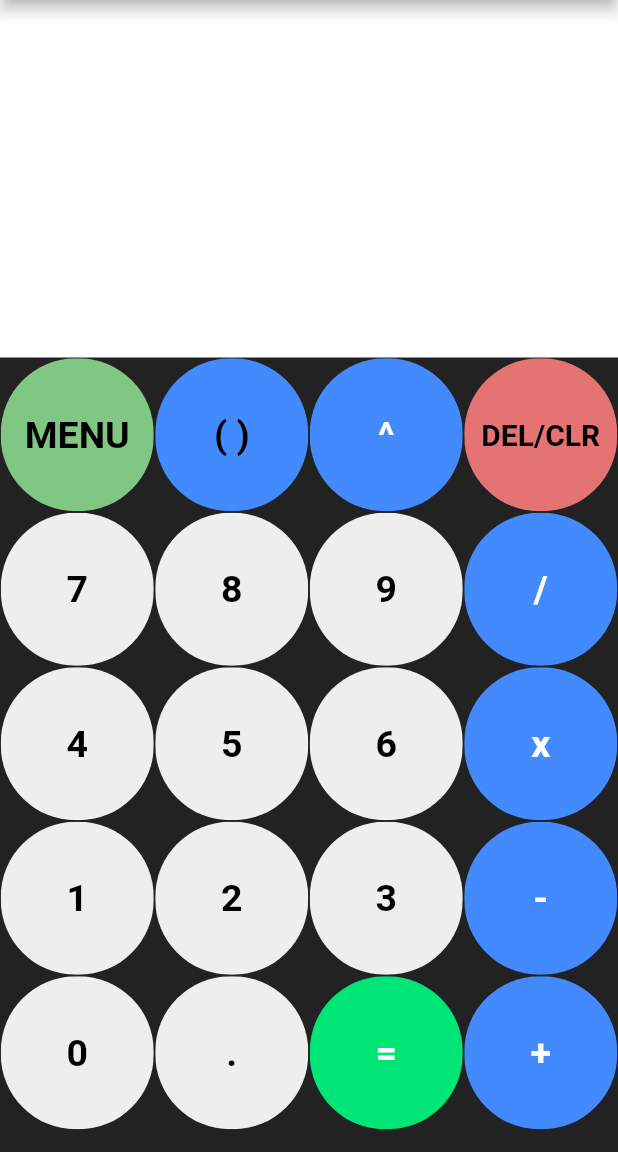
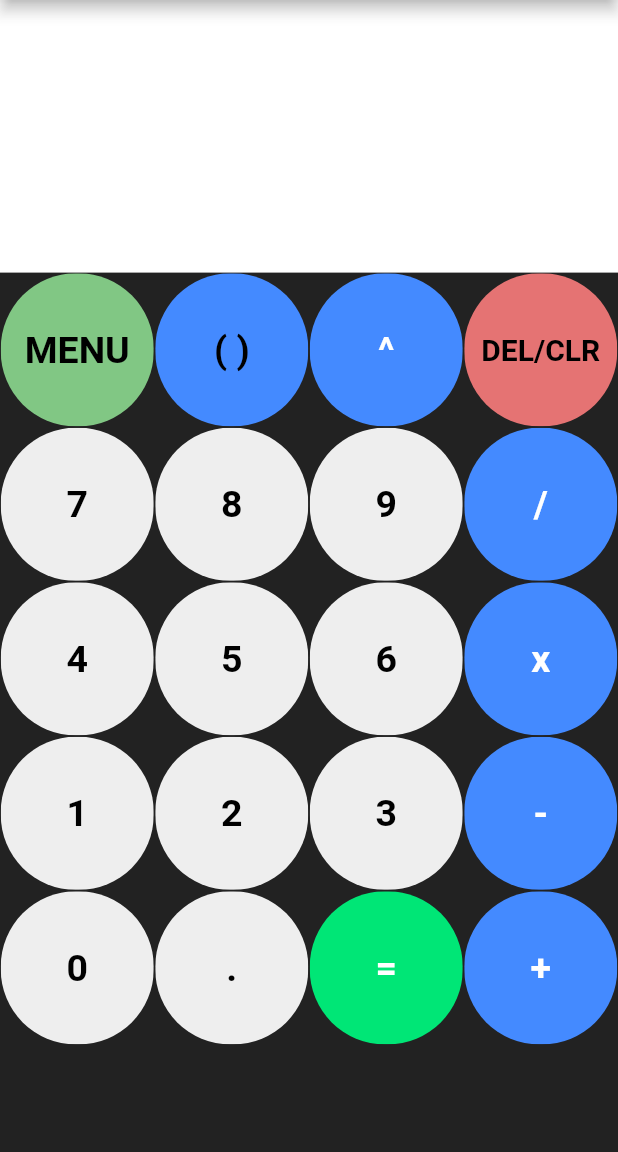
Before and after one commit to Shyam-Sundar-Bharathi/FlutterProjects, a Flutter app: the screen it shows after launch, on a phone screen of 412 x 824 dp, the part 84-1236 px from its top. Run offline on Flutter 3.47's test engine with Material 2 defaults, Android fonts, the phone set to English and light mode, and no system bars; our stand-ins replace flutter_masked_text, flutter_spinkit, math_expressions; missing offline and left inert: forex.

Commit message:
iOS Android specs started

```diff
--- a/DreamCalc/lib/screens/genScreen.dart
+++ b/DreamCalc/lib/screens/genScreen.dart
@@ -1,5 +1,5 @@
 import 'dart:ui';
-
+import 'dart:io' show Platform;
 import 'package:dream_calc/services/formatNumber.dart';
 import 'package:flutter/material.dart';
 import 'package:dream_calc/services/drawer.dart';
@@ -228,7 +228,7 @@ class _genCalcState extends State<genCalc> {
       }
       on Exception{
         setState(() {
-          answer == 'Incorrect Expression';
+          answer = 'Incorrect Expression';
         });
       }
     }
@@ -239,7 +239,7 @@ class _genCalcState extends State<genCalc> {
   Widget build(BuildContext context) {
     data = data.isNotEmpty ? data : ModalRoute.of(context).settings.arguments;
     precision = data['precision'];
-    //SystemChrome.setEnabledSystemUIOverlays([]);
+    SystemChrome.setEnabledSystemUIOverlays([]);
     return Scaffold(
       //resizeToAvoidBottomInset: true,
       backgroundColor: Colors.white70,
@@ -258,7 +258,7 @@ class _genCalcState extends State<genCalc> {
       body: Column(
           children: [
             Expanded(
-              flex: 45,
+              flex: Platform.isAndroid ? 31 : 48,
               child: Container(
                 child: Column(
                   mainAxisAlignment: MainAxisAlignment.spaceEvenly,
```
